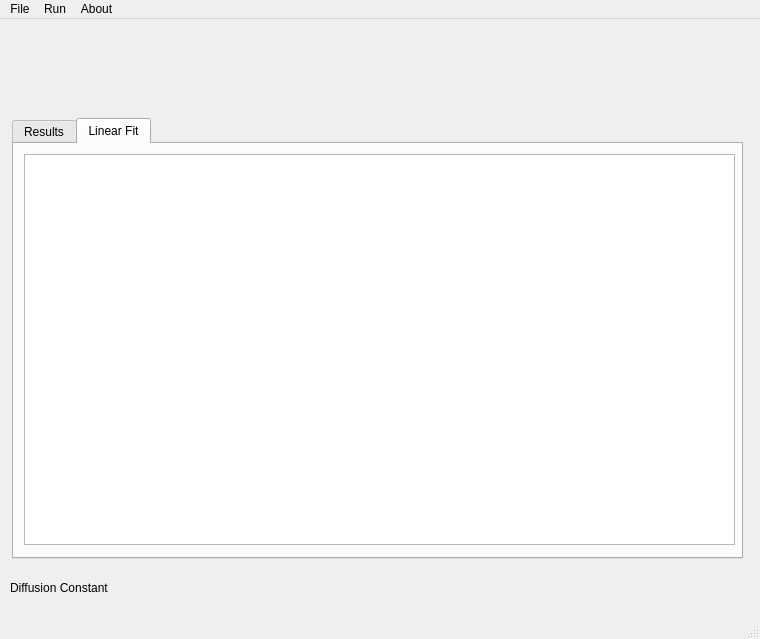
jonbramble/qt-frap-tool, file mainwindow.ui: the form before one commit.
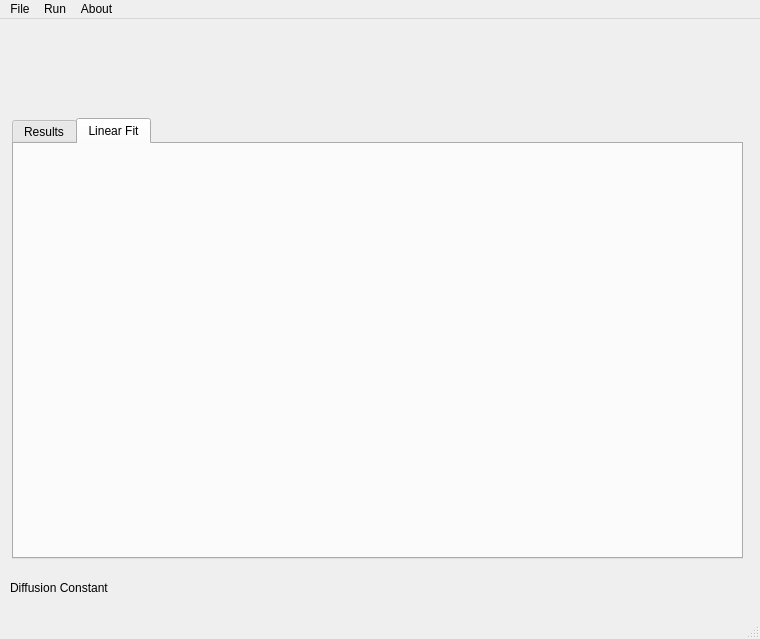
The form after the commit. The open tabs and pages were chosen to show the change. Custom widgets are drawn as their Qt base class.

What changed in the file:
```diff
--- a/mainwindow.ui
+++ b/mainwindow.ui
@@ -71,11 +71,11 @@
      <attribute name="title">
       <string>Linear Fit</string>
      </attribute>
-     <widget class="QGraphicsView" name="linearfitimage">
+     <widget class="PlPlotWidget" name="pl_widget" native="true">
       <property name="geometry">
        <rect>
-        <x>10</x>
-        <y>10</y>
+        <x>9</x>
+        <y>9</y>
         <width>711</width>
         <height>391</height>
        </rect>
@@ -164,6 +164,14 @@
   </action>
  </widget>
  <layoutdefault spacing="6" margin="11"/>
+ <customwidgets>
+  <customwidget>
+   <class>PlPlotWidget</class>
+   <extends>QWidget</extends>
+   <header>plplotwidget.h</header>
+   <container>1</container>
+  </customwidget>
+ </customwidgets>
  <resources/>
  <connections>
   <connection>
```
Left out of the diff: 2 changed lines with no effect on the pictures.
